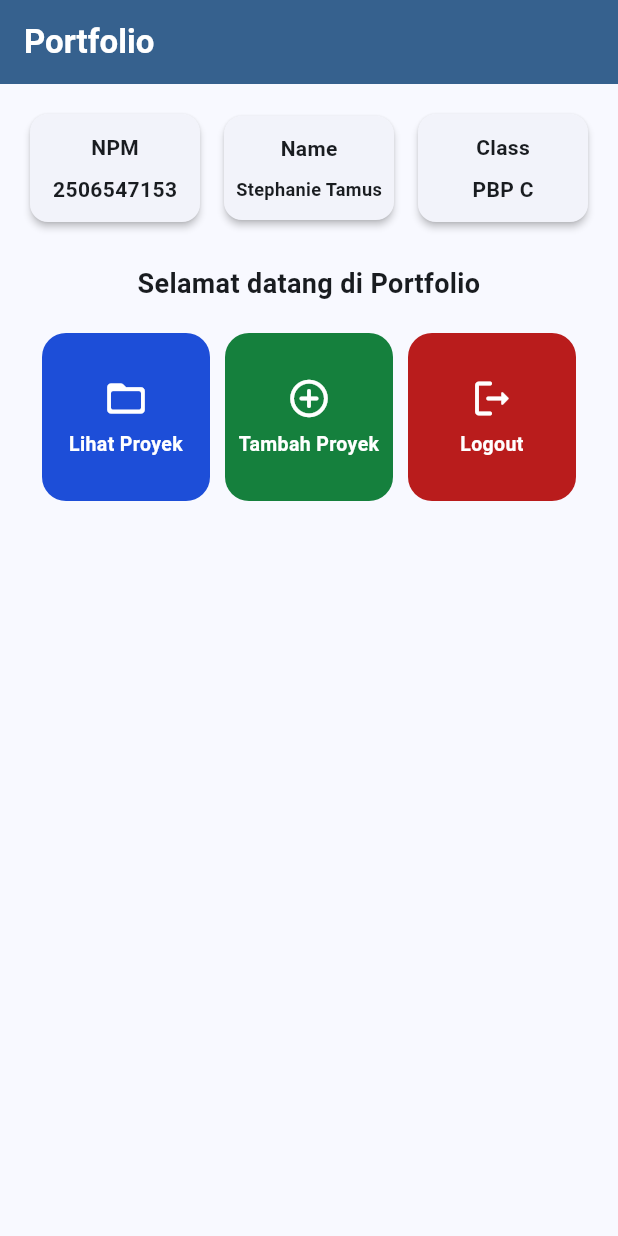
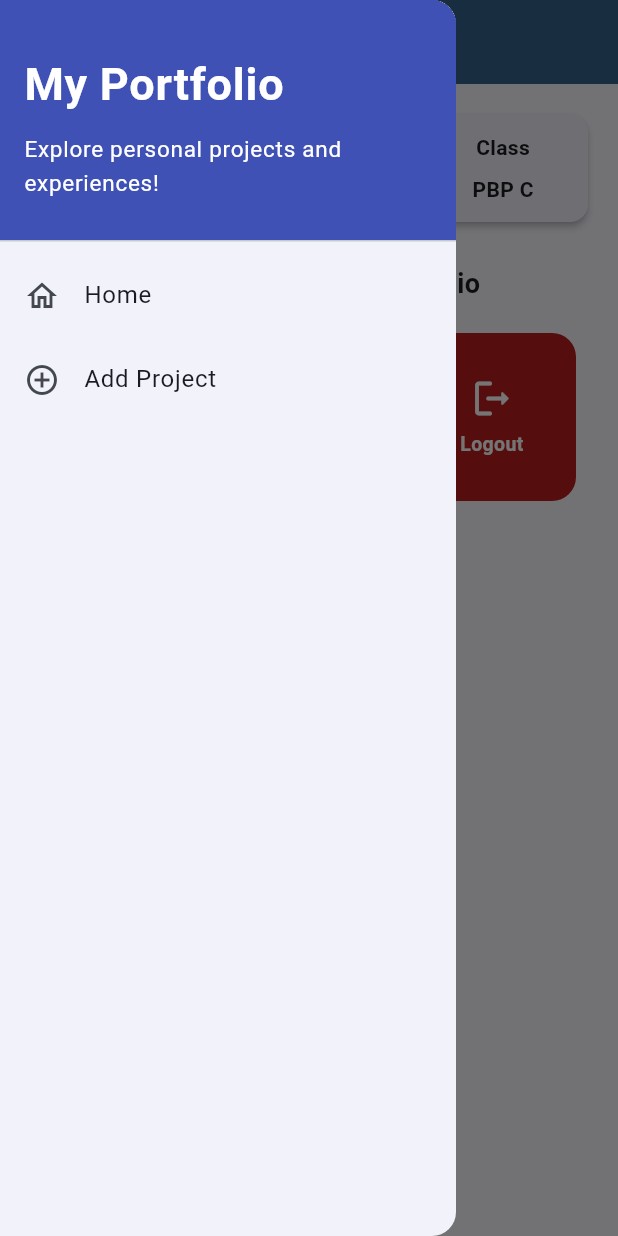
Before and after one commit to fannylaa/myportofolio_mobile, a Flutter app: the screen it shows after launch, with the side drawer open (before the commit the screen has no drawer), on a phone screen of 412 x 824 dp. Run offline on Flutter 3.47's test engine with Material 3 defaults, Android fonts, the phone set to English and light mode, and no system bars; our stand-ins replace material_ui.

Commit message:
feat: add project form, drawer, and navigation

```diff
--- a/lib/main.dart
+++ b/lib/main.dart
@@ -1,5 +1,5 @@
-import 'package:flutter/material.dart';
-import 'package:portfolio/menu.dart';
+import 'package:material_ui/material_ui.dart';
+import 'package:portfolio/screens/menu.dart';
 
 void main() {
   runApp(const MyApp());
--- a/lib/menu.dart
+++ b/lib/screens/menu.dart
@@ -1,4 +1,6 @@
-import 'package:flutter/material.dart';
+import 'package:material_ui/material_ui.dart';
+import 'package:portfolio/widgets/left_drawer.dart';
+import 'package:portfolio/widgets/project_card.dart';
 
 class MyHomePage extends StatelessWidget {
   const MyHomePage({super.key});
@@ -39,6 +41,7 @@ class MyHomePage extends StatelessWidget {
         backgroundColor: colorScheme.primary,
         foregroundColor: colorScheme.onPrimary,
       ),
+      drawer: const LeftDrawer(),
       body: SafeArea(
         child: SingleChildScrollView(
           padding: const EdgeInsets.all(16),
@@ -131,50 +134,3 @@ class ItemHomepage {
   final IconData icon;
   final Color color;
 }
-
-class ItemCard extends StatelessWidget {
-  const ItemCard({super.key, required this.item});
-
-  final ItemHomepage item;
-
-  @override
-  Widget build(BuildContext context) {
-    return Material(
-      color: item.color,
-      borderRadius: BorderRadius.circular(16),
-      child: InkWell(
-        borderRadius: BorderRadius.circular(16),
-        onTap: () {
-          ScaffoldMessenger.of(context)
-            ..hideCurrentSnackBar()
-            ..showSnackBar(
-              SnackBar(
-                content: Text('Kamu telah menekan tombol ${item.name}!'),
-              ),
-            );
-        },
-        child: Padding(
-          padding: const EdgeInsets.all(8),
-          child: Center(
-            child: Column(
-              mainAxisAlignment: MainAxisAlignment.center,
-              children: [
-                Icon(item.icon, color: Colors.white, size: 30),
-                const SizedBox(height: 6),
-                Text(
-                  item.name,
-                  textAlign: TextAlign.center,
-                  style: const TextStyle(
-                    color: Colors.white,
-                    fontWeight: FontWeight.w600,
-                    fontSize: 13,
-                  ),
-                ),
-              ],
-            ),
-          ),
-        ),
-      ),
-    );
-  }
-}
--- /dev/null
+++ b/lib/widgets/left_drawer.dart
@@ -0,0 +1,64 @@
+import 'package:material_ui/material_ui.dart';
+import 'package:portfolio/screens/menu.dart';
+import 'package:portfolio/screens/project_form.dart';
+
+class LeftDrawer extends StatelessWidget {
+  const LeftDrawer({super.key});
+
+  @override
+  Widget build(BuildContext context) {
+    return Drawer(
+      child: ListView(
+        padding: EdgeInsets.zero,
+        children: [
+          const DrawerHeader(
+            decoration: BoxDecoration(color: Colors.indigo),
+            child: Column(
+              crossAxisAlignment: CrossAxisAlignment.start,
+              mainAxisAlignment: MainAxisAlignment.center,
+              children: [
+                Text(
+                  'My Portfolio',
+                  style: TextStyle(
+                    color: Colors.white,
+                    fontSize: 30,
+                    fontWeight: FontWeight.bold,
+                  ),
+                ),
+                SizedBox(height: 10),
+                Text(
+                  'Explore personal projects and experiences!',
+                  style: TextStyle(color: Colors.white, fontSize: 15),
+                ),
+              ],
+            ),
+          ),
+          ListTile(
+            leading: const Icon(Icons.home_outlined),
+            title: const Text('Home'),
+            onTap: () {
+              Navigator.pushReplacement(
+                context,
+                MaterialPageRoute<void>(
+                  builder: (context) => const MyHomePage(),
+                ),
+              );
+            },
+          ),
+          ListTile(
+            leading: const Icon(Icons.add_circle_outline),
+            title: const Text('Add Project'),
+            onTap: () {
+              Navigator.pushReplacement(
+                context,
+                MaterialPageRoute<void>(
+                  builder: (context) => const ProjectFormPage(),
+                ),
+              );
+            },
+          ),
+        ],
+      ),
+    );
+  }
+}
--- /dev/null
+++ b/lib/widgets/project_card.dart
@@ -0,0 +1,59 @@
+import 'package:material_ui/material_ui.dart';
+import 'package:portfolio/screens/menu.dart';
+import 'package:portfolio/screens/project_form.dart';
+
+class ItemCard extends StatelessWidget {
+  const ItemCard({super.key, required this.item});
+
+  final ItemHomepage item;
+
+  @override
+  Widget build(BuildContext context) {
+    return Material(
+      color: item.color,
+      borderRadius: BorderRadius.circular(16),
+      child: InkWell(
+        borderRadius: BorderRadius.circular(16),
+        onTap: () {
+          ScaffoldMessenger.of(context)
+            ..hideCurrentSnackBar()
+            ..showSnackBar(
+              SnackBar(
+                content: Text('Kamu telah menekan tombol ${item.name}!'),
+              ),
+            );
+
+          if (item.name == 'Tambah Proyek') {
+            Navigator.push(
+              context,
+              MaterialPageRoute<void>(
+                builder: (context) => const ProjectFormPage(),
+              ),
+            );
+          }
+        },
+        child: Padding(
+          padding: const EdgeInsets.all(8),
+          child: Center(
+            child: Column(
+              mainAxisAlignment: MainAxisAlignment.center,
+              children: [
+                Icon(item.icon, color: Colors.white, size: 30),
+                const SizedBox(height: 6),
+                Text(
+                  item.name,
+                  textAlign: TextAlign.center,
+                  style: const TextStyle(
+                    color: Colors.white,
+                    fontWeight: FontWeight.w600,
+                    fontSize: 13,
+                  ),
+                ),
+              ],
+            ),
+          ),
+        ),
+      ),
+    );
+  }
+}
```
Also changed, not shown: lib/screens/project_form.dart (added, +187 -0 lines).
